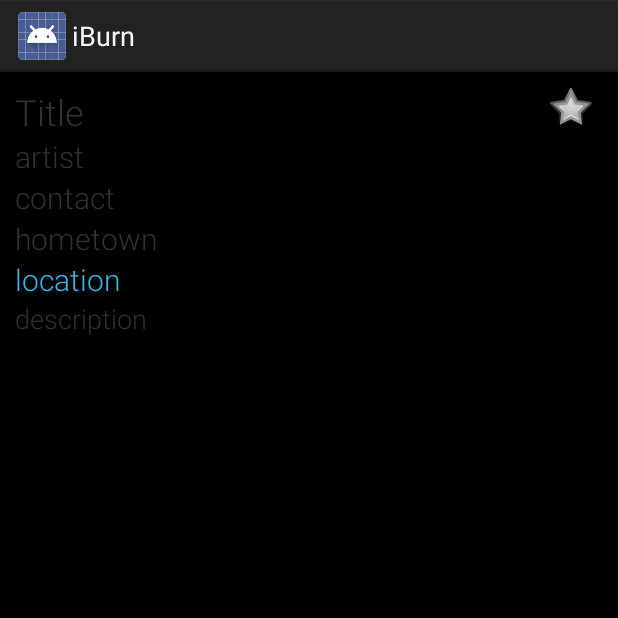
After one commit to iBurnApp/iBurn-Android, an Android app: the PlayaItemViewActivity screen opened directly, with no data from a screen before it, on a phone screen of 412 x 824 dp, the top half of it. The commit adds this screen. Run offline under Robolectric (Android 15) with nearby library versions, the light colour scheme and no system bars.

Commit message:
stub navigate home function, PlayaItemViewActivity

```diff
--- a/iBurn/src/main/AndroidManifest.xml
+++ b/iBurn/src/main/AndroidManifest.xml
@@ -40,6 +40,7 @@
                 <category android:name="android.intent.category.LAUNCHER" />
             </intent-filter>
         </activity>
+        <activity android:name=".PlayaItemViewActivity"/>
 
         <meta-data
                 android:name="com.google.android.maps.v2.API_KEY"
--- a/iBurn/src/main/java/com/gaiagps/iburn/Constants.java
+++ b/iBurn/src/main/java/com/gaiagps/iburn/Constants.java
@@ -9,6 +9,9 @@ public class Constants {
 
     public static final double MAN_LAT = 40.782622;
     public static final double MAN_LON = -119.208264;
+
+    public static final double WOMAN_LAT = 40.792622;
+    public static final double WOMAN_LON = -119.218264;
 
     // External storage directory relative to sdcard
     public static final String IBURN_ROOT = "iburn";
--- /dev/null
+++ b/iBurn/src/main/java/com/gaiagps/iburn/PlayaItemViewActivity.java
@@ -0,0 +1,17 @@
+package com.gaiagps.iburn;
+
+import android.app.Activity;
+import android.os.Bundle;
+
+/**
+ * Created by davidbrodsky on 8/11/13.
+ */
+public class PlayaItemViewActivity extends Activity {
+
+    public void onCreate(Bundle savedInstanceState) {
+        super.onCreate(savedInstanceState);
+        setContentView(R.layout.activity_playa_item_view);
+
+        //TODO: Populate ui
+    }
+}
--- a/iBurn/src/main/java/com/gaiagps/iburn/PlayaListViewFragment.java
+++ b/iBurn/src/main/java/com/gaiagps/iburn/PlayaListViewFragment.java
@@ -168,7 +168,7 @@ public abstract class PlayaListViewFragment extends ListFragment
     protected View getPopupView(){
         if(popupView == null){
             LayoutInflater layoutInflater = (LayoutInflater)getActivity().getSystemService(getActivity().LAYOUT_INFLATER_SERVICE);
-            popupView = layoutInflater.inflate(R.layout.popup, (ViewGroup) getView());
+            popupView = layoutInflater.inflate(R.layout.activity_playa_item_view, (ViewGroup) getView());
         }
 
         return popupView;
--- /dev/null
+++ b/iBurn/src/main/res/layout/activity_playa_item_view.xml
@@ -0,0 +1,94 @@
+<?xml version="1.0" encoding="utf-8"?>
+<RelativeLayout xmlns:android="http://schemas.android.com/apk/res/android"
+    android:layout_width="fill_parent"
+    android:layout_height="fill_parent"
+    android:background="@android:drawable/screen_background_dark"
+    android:orientation="vertical"
+    android:padding="10dp" >
+
+    <ImageView
+        android:id="@+id/favorite_button"
+        android:layout_width="wrap_content"
+        android:layout_height="wrap_content"
+        android:layout_alignParentRight="true"
+        android:layout_alignParentTop="true"
+        android:layout_marginRight="5dp"
+        android:src="@android:drawable/star_big_off" />
+
+    <TextView
+        android:id="@+id/popup_title"
+        android:layout_width="fill_parent"
+        android:layout_height="wrap_content"
+        android:layout_alignParentTop="true"
+        android:fontFamily="sans-serif-light"
+        android:layout_toLeftOf="@id/favorite_button"
+        android:ellipsize="marquee"
+        android:text="Title"
+        android:textSize="24dp" />
+
+    <TextView
+        android:id="@+id/popup_artist"
+        android:layout_width="fill_parent"
+        android:layout_height="wrap_content"
+        android:layout_below="@id/popup_title"
+        android:ellipsize="marquee"
+        android:fontFamily="sans-serif-light"
+        android:text="artist"
+        android:textSize="20dp"
+        android:visibility="visible" />
+
+    <TextView
+        android:id="@+id/popup_contact"
+        android:layout_width="fill_parent"
+        android:layout_height="wrap_content"
+        android:fontFamily="sans-serif-light"
+        android:layout_below="@id/popup_artist"
+        android:ellipsize="marquee"
+        android:text="contact"
+        android:textSize="20dp"
+        android:visibility="visible" />
+
+    <TextView
+        android:id="@+id/popup_hometown"
+        android:layout_width="fill_parent"
+        android:layout_height="wrap_content"
+        android:layout_below="@id/popup_contact"
+        android:fontFamily="sans-serif-light"
+        android:ellipsize="marquee"
+        android:text="hometown"
+        android:textSize="20dp"
+        android:visibility="visible" />
+
+    <TextView
+        android:id="@+id/popup_location"
+        android:layout_width="fill_parent"
+        android:layout_height="wrap_content"
+        android:fontFamily="sans-serif-light"
+        android:layout_below="@id/popup_hometown"
+        android:ellipsize="marquee"
+        android:text="location"
+        android:textColor="#33B5E5"
+        android:textSize="20dp"
+        android:visibility="visible" />
+
+    <ScrollView
+        android:id="@+id/scrollView1"
+        android:layout_width="fill_parent"
+        android:layout_height="wrap_content"
+        android:layout_alignParentBottom="true"
+        android:layout_below="@id/popup_location" >
+
+        <TextView
+            android:id="@+id/popup_description"
+            android:layout_width="fill_parent"
+            android:layout_height="wrap_content"
+            android:fontFamily="sans-serif-light"
+            android:ellipsize="marquee"
+            android:singleLine="false"
+            android:text="description"
+            android:textSize="18dp"
+            android:visibility="visible" />
+    </ScrollView>
+
+
+</RelativeLayout>
--- a/iBurn/src/main/res/layout/camp_listview_item.xml
+++ b/iBurn/src/main/res/layout/camp_listview_item.xml
@@ -7,10 +7,12 @@
 <RelativeLayout xmlns:android="http://schemas.android.com/apk/res/android"
     android:id="@+id/list_item_container"
     android:layout_width="fill_parent"
-    android:layout_height="wrap_content" >
+    android:layout_height="wrap_content"
+    android:padding="5dp">
 
      <TextView
 	    android:id="@+id/list_item_title"
+        android:fontFamily="sans-serif-light"
 	    android:layout_width="wrap_content"
 	    android:layout_height="wrap_content"
         android:layout_alignParentTop="true"
@@ -25,6 +27,7 @@
 
 	<TextView
 	    android:id="@+id/list_item_sub"
+        android:fontFamily="sans-serif-light"
 	    android:layout_width="wrap_content"
         android:layout_height="wrap_content"
         android:layout_below="@id/list_item_title"
--- a/iBurn/src/main/res/values/strings.xml
+++ b/iBurn/src/main/res/values/strings.xml
@@ -13,5 +13,6 @@
     <string name="no_results">No Results</string>
     <string name="mark_some_favorites">Mark some favorites first</string>
     <string name="no_items_found">No Items Found</string>
+    <string name="action_home">Home</string>
 
 </resources>
```
Also changed, not shown: iBurn/src/main/java/com/gaiagps/iburn/EventListViewFragment.java (+35 -1 lines), iBurn/src/main/java/com/gaiagps/iburn/GoogleMapFragment.java (+104 -3 lines), iBurn/src/main/res/layout/popup.xml (deleted, +0 -88 lines), iBurn/src/main/res/menu/map.xml (added, +9 -0 lines), 2 other files.
